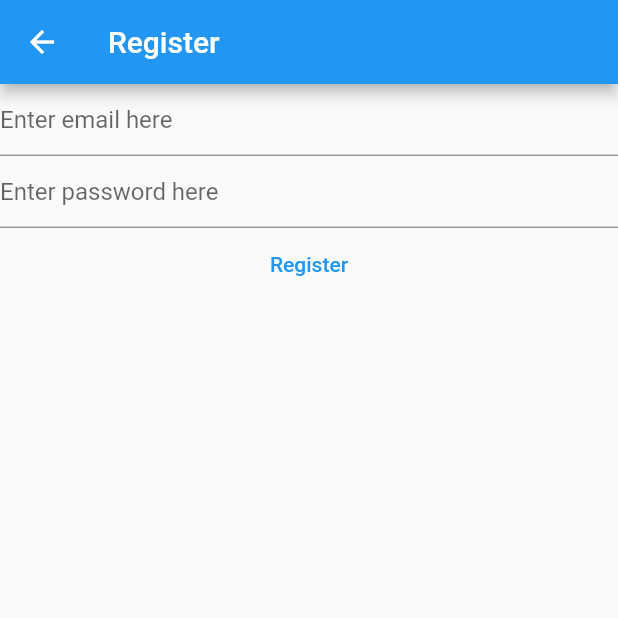
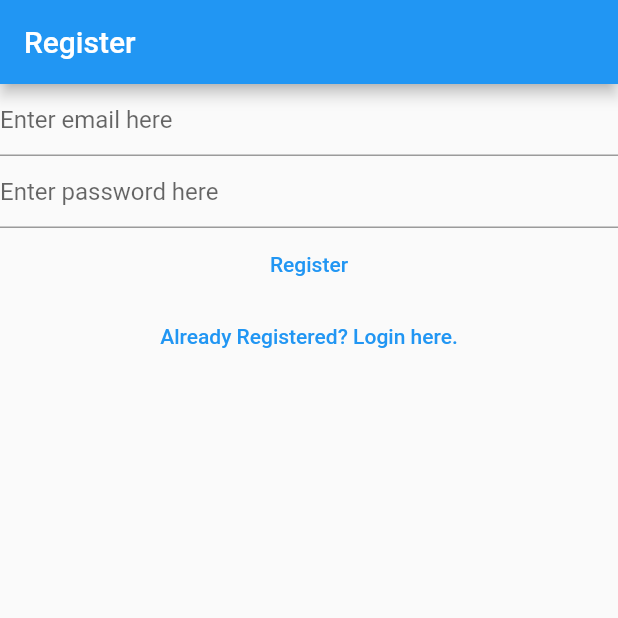
Before and after one commit to BasuDevTyagi10/flutter-notes, a Flutter app: the RegisterView screen opened directly, on a phone screen of 412 x 824 dp, the top half of it. Run offline on Flutter 3.47's test engine with Material 2 defaults, Android fonts, the phone set to English and light mode, and no system bars; our stand-ins replace firebase_auth, firebase_core; accounts and stored records are empty.

Commit message:
link between login and register view

```diff
--- a/lib/views/register_view.dart
+++ b/lib/views/register_view.dart
@@ -35,29 +35,20 @@ class _RegisterViewState extends State<RegisterView> {
       appBar: AppBar(
         title: const Text('Register'),
       ),
-      body: FutureBuilder(
-          future: Firebase.initializeApp(
-            options: DefaultFirebaseOptions.currentPlatform,
-          ),
-          builder: (context, snapshot) {
-            switch (snapshot.connectionState) {
-              case ConnectionState.done:
-                return Column(
+      body: Column(
         children: [
           TextField(
             controller: _email,
             autocorrect: false,
             enableSuggestions: false,
-                      decoration:
-                          const InputDecoration(hintText: 'Enter email here'),
+            decoration: const InputDecoration(hintText: 'Enter email here'),
           ),
           TextField(
             controller: _password,
             obscureText: true,
             autocorrect: false,
             enableSuggestions: false,
-                      decoration: const InputDecoration(
-                          hintText: 'Enter password here'),
+            decoration: const InputDecoration(hintText: 'Enter password here'),
           ),
           TextButton(
               onPressed: () async {
@@ -79,12 +70,14 @@ class _RegisterViewState extends State<RegisterView> {
                 }
               },
               child: const Text('Register')),
+          TextButton(
+              onPressed: () {
+                Navigator.of(context)
+                    .pushNamedAndRemoveUntil('/login/', (route) => false);
+              },
+              child: const Text('Already Registered? Login here.'))
         ],
-                );
-              default:
-                return const Text('Loading...');
-            }
-          }),
+      ),
     );
   }
 }
```
Also changed, not shown: lib/main.dart (+15 -11 lines), lib/views/login_view.dart (+12 -23 lines), lib/views/verify_email_view.dart (added, +29 -0 lines). Lines whose indentation alone changed are shown as unchanged.
